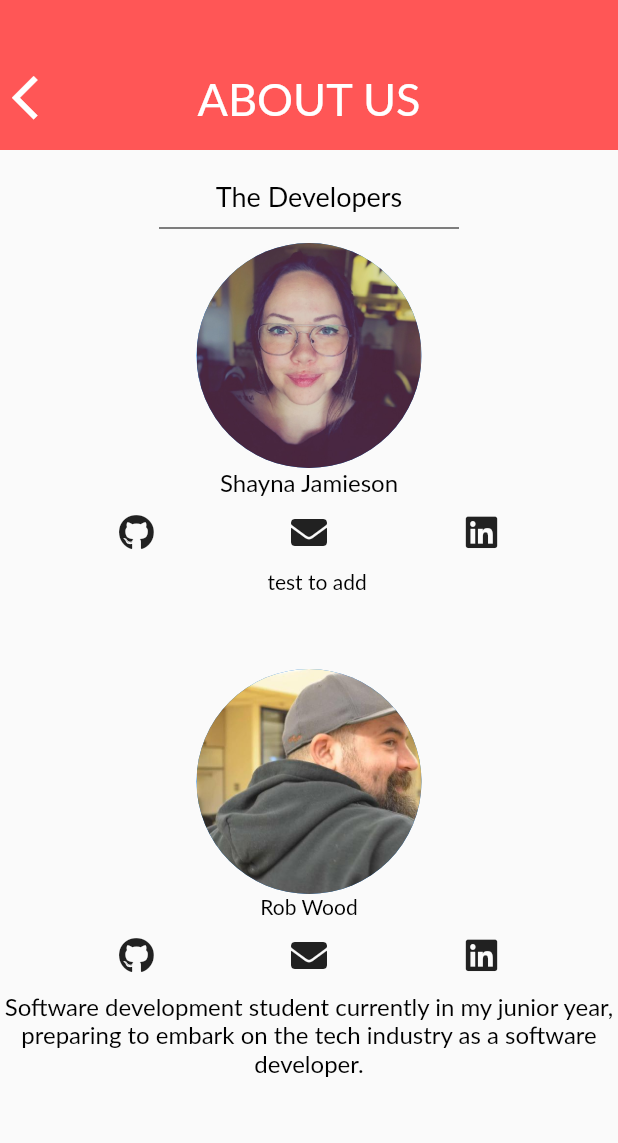
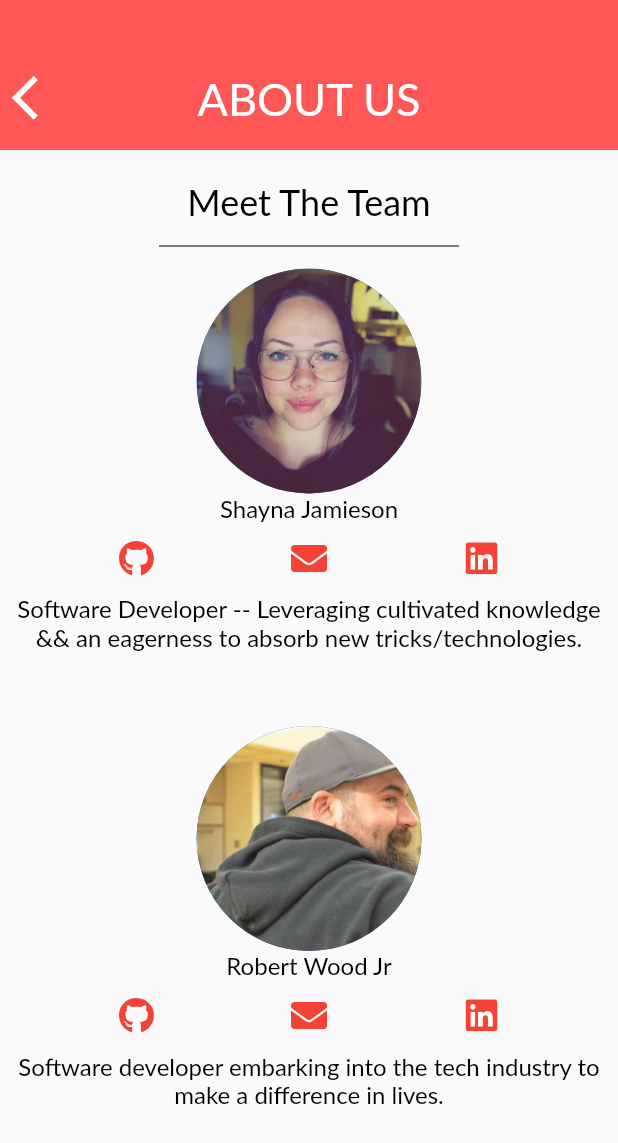
Before and after one commit to jamiesonshayna/LookToTheCook, a Flutter app: the AboutUsScreen screen opened by its route, on a phone screen of 412 x 824 dp. Shown: the top 1143 px of the screen. Run offline on Flutter 3.47's test engine with Material 2 defaults, Android fonts, the phone set to English and light mode, and no system bars; our stand-ins replace font_awesome_flutter; Roboto replaces fonts that are missing (Lato).

Commit message:
added comments

```diff
--- a/look_to_the_cook/lib/templates/icon_sm.dart
+++ b/look_to_the_cook/lib/templates/icon_sm.dart
@@ -1,11 +1,25 @@
 import 'package:flutter/material.dart';
-import 'package:font_awesome_flutter/font_awesome_flutter.dart';
+
 import 'package:url_launcher/url_launcher.dart';
+
+
+/*
+Authors: Shayna Jamieson, Rob Wood
+Date Created: 02/01/2020
+Last Modified: 02/02/2020
+File Name: icon_sm.dart
+Version: 2.0
+Description: The purpose of this file is to build a widget that based on the
+info sent build a social media icon and link to te proper social media
+corresponding to the user and the one chose.
+ */
+
 class IconSM extends StatelessWidget {
   final String link;
   final IconData whichIcon;
   IconSM(
-    {
+    { // requires to know what media icon you want & the address of the link
+      // that it will take you to.
       @required this.link,
       @required this.whichIcon,
     });
@@ -14,16 +28,15 @@ class IconSM extends StatelessWidget {
       return new IconButton(
         // Use the FontAwesomeIcons class for the IconData
           icon: new Icon(whichIcon),
+          color: Colors.red,
           onPressed: () {
+            // when pressed will launch the url supplied to the link
             _launchURL(link);
           }
       );
   }
+  // this is used to launch the links to the social media platforms
   _launchURL(String url) async {
     launch(url);
   }
 }
-
-
-//   'https://www.linkedin.com/in/sourabh-kumar-08987560/'),
-//
--- a/look_to_the_cook/lib/views/aboutus_screen.dart
+++ b/look_to_the_cook/lib/views/aboutus_screen.dart
@@ -1,21 +1,24 @@
 import 'package:flutter/material.dart';
-import 'package:url_launcher/url_launcher.dart';
+
 // TEMPLATE COMPONENTS:
 import 'package:look_to_the_cook/templates/app_bar_component.dart';
 import 'package:look_to_the_cook/templates/icon_sm.dart';
 import 'package:look_to_the_cook/templates/normal_text.dart';
 import 'package:font_awesome_flutter/font_awesome_flutter.dart';
-import 'package:url_launcher/url_launcher.dart';
+
 // ROUTES
+
 
 /*
 Authors: Shayna Jamieson, Rob Wood
 Date Created: 01/30/2020
-Last Modified: 02/01/2020
+Last Modified: 02/02/2020
 File Name: aboutus_screen.dart
 Version: 2.0
 Description: The purpose of this file is to build and render the about us screen.
-The screen..........
+The screen will add a photo followed by the developer's name, then below that \
+in another row include github linkedin and email links, Followed by a
+brief statement bout the developer.
  */
 
 class AboutUsScreen extends StatelessWidget {
@@ -35,18 +38,19 @@ class AboutUsScreen extends StatelessWidget {
           },
         ),
       ),
+
       body: Column(
           children: <Widget>[
             SizedBox(
               height: 20.0,
-            ),
+            ), // to space between the appbar and text
             NormalText(
-              text: "The Developers",
-              textSize: 18,
+              text: "Meet The Team",
+              textSize: 24,
               textColor : Colors.black,
             ),
             SizedBox(
-              height: 20.0,
+              height: 30.0,
               width: 200.0,
               child: Divider(
                 color: Colors.black,
@@ -64,14 +68,12 @@ class AboutUsScreen extends StatelessWidget {
             Row(
                 mainAxisAlignment: MainAxisAlignment.spaceEvenly,
                 children: <Widget>[
-
                 IconSM(
                   link: 'https://github.com/jamiesonshayna',
                   whichIcon: FontAwesomeIcons.github,
                 ),
-
                 IconSM(
-                    link: 'mailto:sjamieson2@mail.greenriver.edu',
+                    link: 'mailto:jamieson.shayna@gmail.com',
                     whichIcon: FontAwesomeIcons.solidEnvelope,
                 ),
                   IconSM(
@@ -81,8 +83,8 @@ class AboutUsScreen extends StatelessWidget {
 
         ]),
             NormalText(
-              text: "   test to add ",
-              textSize: 14,
+              text: "Software Developer -- Leveraging cultivated knowledge && an eagerness to absorb new tricks/technologies.",
+              textSize: 16,
               textColor : Colors.black,
             ),
 
@@ -95,19 +97,17 @@ class AboutUsScreen extends StatelessWidget {
               backgroundImage: AssetImage('images/rw_prof.jpg'),
             ),
             NormalText(
-              text: "Rob Wood",
-              textSize: 14,
+              text: "Robert Wood Jr",
+              textSize: 16,
               textColor : Colors.black,
             ),
             Row(
                 mainAxisAlignment: MainAxisAlignment.spaceEvenly,
                 children: <Widget>[
-
                   IconSM(
                     link: 'https://github.com/jamiesonshayna',
                     whichIcon: FontAwesomeIcons.github,
                   ),
-
                   IconSM(
                     link: 'mailto:rdrwood@gmail.com',
                     whichIcon: FontAwesomeIcons.solidEnvelope,
@@ -116,12 +116,10 @@ class AboutUsScreen extends StatelessWidget {
                     link: 'https://www.linkedin.com/in/robert-wood-jr-rdk/',
                     whichIcon: FontAwesomeIcons.linkedin,
                   ),
-
                 ]),
             NormalText(
-              text: "Software development student currently in my junior year, "
-                  "preparing to embark on the tech industry as a software "
-                  "developer.",
+              text: "Software developer embarking into the tech industry "
+                  "to make a difference in lives.",
               textSize: 16,
               textColor : Colors.black,
             ),
@@ -129,7 +127,4 @@ class AboutUsScreen extends StatelessWidget {
       )
     );
   }
-  _launchURL(String url) async {
-    launch(url);
-  }
 }
```
